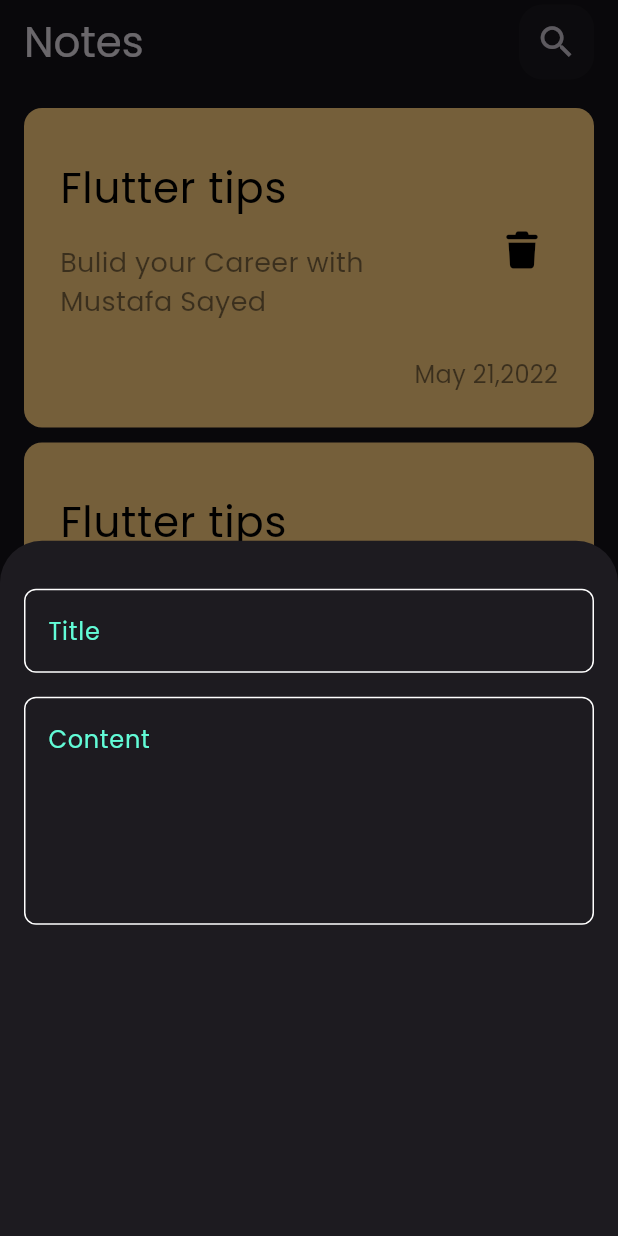
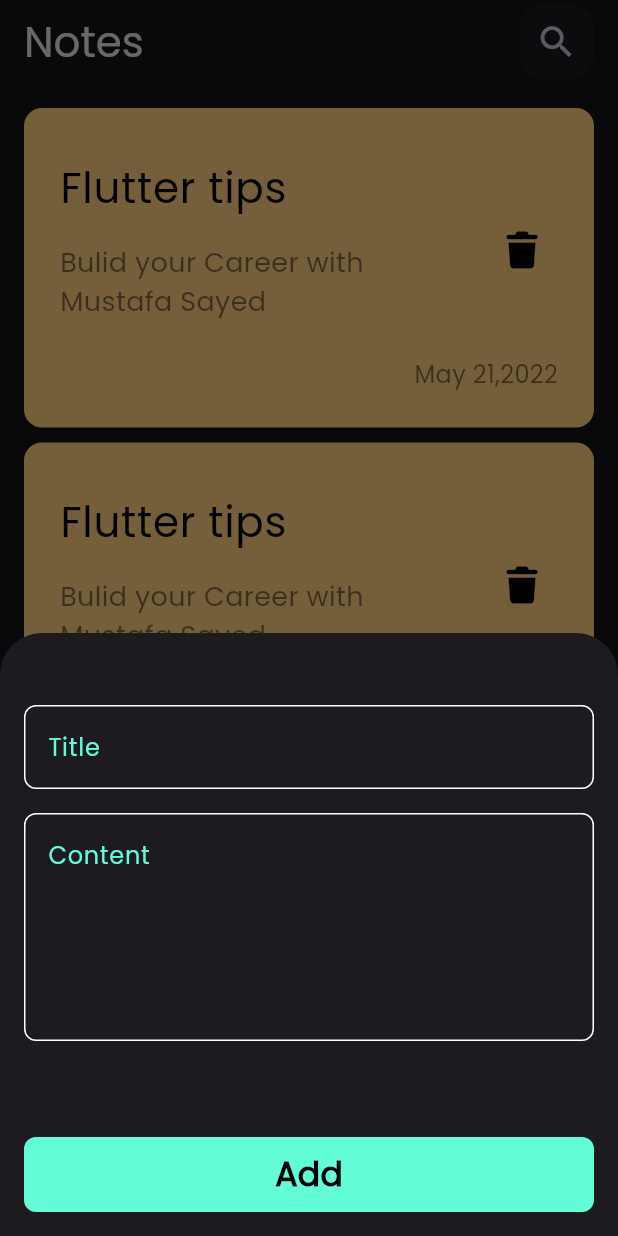
Before and after one commit to mosayed40/My-Projects, a Flutter app: the screen it shows after launch, after a tap on the "add" icon, on a phone screen of 412 x 824 dp. Run offline on Flutter 3.47's test engine with Material 3 defaults, Android fonts, the phone set to English and light mode, and no system bars; our stand-ins replace audioplayers, cached_network_image, cloud_firestore, dio, firebase_auth, firebase_core and 6 more; accounts and stored records are empty.

Commit message:
Create custom button & finshing bottom sheets

```diff
--- a/notes/lib/views/widgets/add_note_bottom_sheet.dart
+++ b/notes/lib/views/widgets/add_note_bottom_sheet.dart
@@ -1,4 +1,5 @@
 import 'package:flutter/material.dart';
+import 'package:notes/views/widgets/custom_button.dart';
 import 'package:notes/views/widgets/custom_text_field.dart';
 
 class AddNoteBottomSheet extends StatelessWidget {
@@ -7,14 +8,18 @@
   @override
   Widget build(BuildContext context) {
     return Padding(
-      padding: const EdgeInsets.symmetric(horizontal: 16.0),
+      padding: const EdgeInsets.all(16.0),
+      child: SingleChildScrollView(
         child: Column(
           children: [
             const SizedBox(height: 32),
             const CustomTextField(hintText: 'Title'),
             const SizedBox(height: 16),
             const CustomTextField(hintText: 'Content', maxLines: 5),
+            const SizedBox(height: 64),
+            CustomButton(onTap: () {}, text: 'Add'),
           ],
+        ),
       ),
     );
   }
--- /dev/null
+++ b/notes/lib/views/widgets/custom_button.dart
@@ -0,0 +1,33 @@
+import 'package:flutter/material.dart';
+import 'package:notes/constants.dart';
+
+class CustomButton extends StatelessWidget {
+  const CustomButton({super.key, required this.text, required this.onTap});
+  final String text;
+  final Function()? onTap;
+
+  @override
+  Widget build(BuildContext context) {
+    return GestureDetector(
+      onTap: onTap,
+      child: Container(
+        height: 50,
+        width: MediaQuery.of(context).size.width,
+        decoration: BoxDecoration(
+          color: kPrimaryColor,
+          borderRadius: BorderRadius.circular(8),
+        ),
+        child: Center(
+          child: Text(
+            text,
+            style: TextStyle(
+              color: Colors.black,
+              fontSize: 22,
+              fontWeight: FontWeight.bold,
+            ),
+          ),
+        ),
+      ),
+    );
+  }
+}
--- a/notes/lib/views/widgets/notes_view_body.dart
+++ b/notes/lib/views/widgets/notes_view_body.dart
@@ -7,7 +7,7 @@
   @override
   Widget build(BuildContext context) {
     return Padding(
-      padding: const EdgeInsets.only(top: 16, bottom: 66, left: 16, right: 16),
+      padding: const EdgeInsets.all(16),
       child: ListView.builder(
         itemCount: 5,
         itemBuilder: (context, index) {
```
Lines whose indentation alone changed are shown as unchanged.
